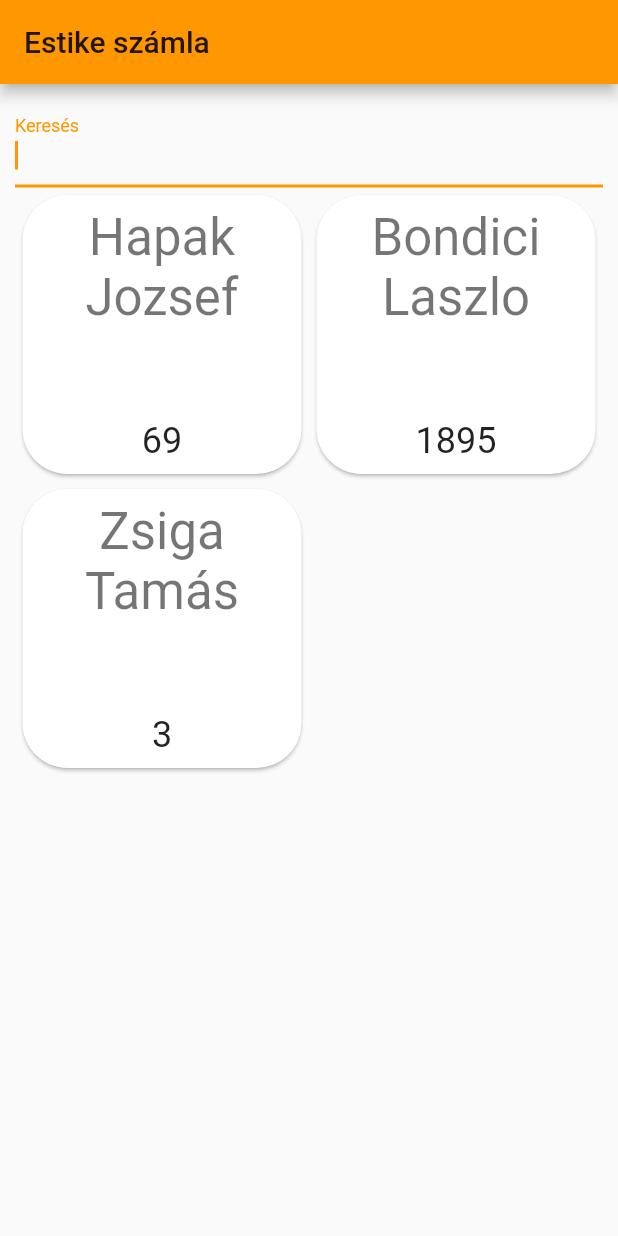
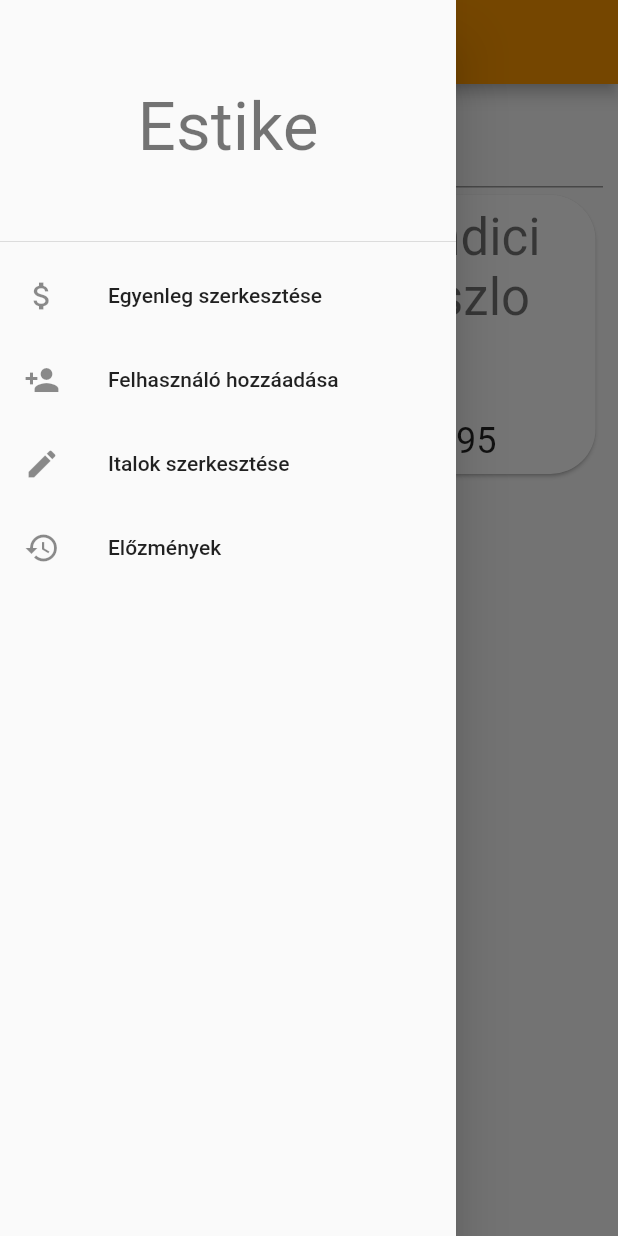
Before and after one commit to machiato32/estike, a Flutter app: the screen it shows after launch, with the side drawer open (before the commit the screen has no drawer), on a phone screen of 412 x 824 dp. Run offline on Flutter 3.47's test engine with Material 2 defaults, Android fonts, the phone set to English and light mode, and no system bars; our stand-ins replace sqflite; accounts and stored records are empty.

```diff
--- /dev/null
+++ b/lib/config.dart
@@ -0,0 +1 @@
+bool isOnline = false;
--- a/lib/main.dart
+++ b/lib/main.dart
@@ -1,24 +1,43 @@
-import 'package:estike/user.dart';
-import 'package:estike/user_card.dart';
+import 'package:flutter/foundation.dart';
 import 'package:flutter/material.dart';
-import 'package:flutter/services.dart';
-import 'drink_page.dart';
+import 'package:sqflite/sqflite.dart';
+import 'search_person_page.dart';
+import 'package:flutter/widgets.dart';
+import 'database_helper.dart';
+import 'drink.dart';
+import 'package:path/path.dart';
 
-void main() {
+void main() async {
+  WidgetsFlutterBinding.ensureInitialized();
+  if (!kIsWeb) {
+    await DatabaseHelper.instance.initDatabase();
+    //'seeder'
+    List<Drink> drinks = [
+      Drink('Soproni 1895', 300, DrinkType.beer),
+      Drink('Soproni', 280, DrinkType.beer),
+      Drink('Heineken', 320, DrinkType.beer),
+      Drink('Soproni meggy', 350, DrinkType.beer),
+      Drink('Bak', 300, DrinkType.beer),
+      Drink('Estike koktel', 800, DrinkType.cocktail),
+    ];
+    for (Drink drink in drinks) {
+      drink.insert();
+    }
+    //'seeder ends'
+    initDrinks();
+    // deleteDatabase(join(await getDatabasesPath(), 'estike_database.db'));
+  }
+
   runApp(MyApp());
 }
 
 class MyApp extends StatelessWidget {
-  // This widget is the root of your application.
   @override
   Widget build(BuildContext context) {
     return MaterialApp(
       title: 'Flutter Demo',
       theme: ThemeData(
         primarySwatch: Colors.orange,
-        // textTheme: TextTheme(
-        //   headline6:
-        // ),
         cardTheme: CardTheme(
           margin: EdgeInsets.all(5),
           shape: RoundedRectangleBorder(
@@ -28,96 +47,8 @@ class MyApp extends StatelessWidget {
       ),
       initialRoute: '/',
       routes: {
-        '/': (context) => MyHomePage(title: 'Estike számla'),
-        // '/drink_page': (context) => DrinkPage(),
+        '/': (context) => SearchPersonPage(title: 'Estike számla'),
       },
     );
   }
 }
-
-class MyHomePage extends StatefulWidget {
-  MyHomePage({Key? key, required this.title}) : super(key: key);
-  final String title;
-
-  @override
-  _MyHomePageState createState() => _MyHomePageState();
-}
-
-class _MyHomePageState extends State<MyHomePage> {
-  String searchWord = '';
-  TextEditingController controller = TextEditingController();
-  @override
-  Widget build(BuildContext context) {
-    return Scaffold(
-      appBar: AppBar(
-        title: Text(widget.title),
-      ),
-      body: _generateBody(),
-    );
-  }
-
-  void resetTextFiled() {
-    setState(() {
-      controller.clear();
-      searchWord = '';
-    });
-  }
-
-  Widget _generateBody() {
-    return ListView(
-      shrinkWrap: true,
-      padding: EdgeInsets.all(10),
-      children: [
-        TextField(
-          onChanged: (value) {
-            setState(() {
-              searchWord = value;
-            });
-          },
-          autofocus: true,
-          controller: controller,
-          decoration: InputDecoration(
-            labelText: 'Keresés',
-          ),
-        ),
-        _generateGrid(),
-      ],
-    );
-  }
-
-  Widget _generateGrid() {
-    List<User> users = allUsers;
-    if (searchWord != "") {
-      users = allUsers
-          .where((element) =>
-              element.id.toString().contains(searchWord) ||
-              element.name.toLowerCase().contains(searchWord.toLowerCase()))
-          .toList();
-    }
-    if (users.length == 0) return Container();
-    double width = MediaQuery.of(context).size.width;
-    bool small = false;
-    int count = (width / 200).floor();
-    if (width < 400) {
-      small = true;
-      count = (width / 150).floor();
-    }
-    return GridView.count(
-      physics: NeverScrollableScrollPhysics(),
-      shrinkWrap: true,
-      crossAxisCount: count,
-      children: users.map<Widget>(
-        (e) {
-          FocusNode node = FocusNode();
-          // nodes.add(node);
-          return UserCard(
-            resetTextField: resetTextFiled,
-            // node: node,
-            user: e,
-            small: small,
-          );
-        },
-      ).toList(),
-    );
-  }
-}
--- /dev/null
+++ b/lib/search_person_page.dart
@@ -0,0 +1,144 @@
+import 'package:flutter/material.dart';
+
+import 'add_user_page.dart';
+import 'user.dart';
+import 'user_card.dart';
+
+class SearchPersonPage extends StatefulWidget {
+  SearchPersonPage({Key? key, required this.title}) : super(key: key);
+  final String title;
+
+  @override
+  _SearchPersonPageState createState() => _SearchPersonPageState();
+}
+
+class _SearchPersonPageState extends State<SearchPersonPage> {
+  String searchWord = '';
+  TextEditingController controller = TextEditingController();
+  @override
+  Widget build(BuildContext context) {
+    return Scaffold(
+      drawer: Drawer(
+        child: ListView(
+          children: [
+            DrawerHeader(
+              child: Center(
+                child: Text(
+                  'Estike',
+                  style: Theme.of(context).textTheme.headline3,
+                ),
+              ),
+            ),
+            ListTile(
+              leading: Icon(
+                Icons.attach_money,
+              ),
+              title: Text(
+                "Egyenleg szerkesztése",
+              ),
+              onTap: () {},
+            ),
+            ListTile(
+              leading: Icon(
+                Icons.person_add,
+              ),
+              title: Text(
+                "Felhasználó hozzáadása",
+              ),
+              onTap: () {
+                Navigator.of(context).push(
+                    MaterialPageRoute(builder: (context) => AddUserPage()));
+              },
+            ),
+            ListTile(
+              leading: Icon(
+                Icons.edit,
+              ),
+              title: Text(
+                "Italok szerkesztése",
+              ),
+              onTap: () {},
+            ),
+            ListTile(
+              leading: Icon(
+                Icons.history,
+              ),
+              title: Text(
+                "Előzmények",
+              ),
+              onTap: () {},
+            ),
+          ],
+        ),
+      ),
+      appBar: AppBar(
+        title: Text(widget.title),
+      ),
+      body: _generateBody(),
+    );
+  }
+
+  void resetTextFiled() {
+    setState(() {
+      controller.clear();
+      searchWord = '';
+    });
+  }
+
+  Widget _generateBody() {
+    return ListView(
+      shrinkWrap: true,
+      padding: EdgeInsets.all(10),
+      children: [
+        TextField(
+          onChanged: (value) {
+            setState(() {
+              searchWord = value;
+            });
+          },
+          controller: controller,
+          decoration: InputDecoration(
+            labelText: 'Keresés',
+          ),
+        ),
+        _generateGrid(),
+      ],
+    );
+  }
+
+  Widget _generateGrid() {
+    List<User> users = allUsers;
+    if (searchWord != "") {
+      users = allUsers
+          .where((element) =>
+              element.id.toString().contains(searchWord) ||
+              element.name.toLowerCase().contains(searchWord.toLowerCase()))
+          .toList();
+    }
+    if (users.length == 0) return Container();
+    double width = MediaQuery.of(context).size.width;
+    bool small = false;
+    int count = (width / 200).floor();
+    if (width < 400) {
+      small = true;
+      count = (width / 150).floor();
+    }
+    return GridView.count(
+      physics: NeverScrollableScrollPhysics(),
+      shrinkWrap: true,
+      crossAxisCount: count,
+      children: users.map<Widget>(
+        (e) {
+          FocusNode node = FocusNode();
+          // nodes.add(node);
+          return UserCard(
+            resetTextField: resetTextFiled,
+            // node: node,
+            user: e,
+            small: small,
+          );
+        },
+      ).toList(),
+    );
+  }
+}
--- a/lib/user.dart
+++ b/lib/user.dart
@@ -3,8 +3,9 @@ import 'drink.dart';
 class User {
   String name;
   int id;
+  int balance;
   Map<Drink, int> drinksBought = {};
-  User(this.name, this.id);
+  User(this.name, this.id, this.balance);
   void addBoughtDrink(Drink drink, {int number = 1}) {
     if (drinksBought.containsKey(drink)) {
       drinksBought[drink] = drinksBought[drink]! + number;
@@ -15,10 +16,10 @@ class User {
 }
 
 List<User> allUsers = [
-  User('Hapak Jozsef', 69),
-  User('Bondici Laszlo', 1895),
-  User('Zsiga Tamás', 3)
+  User('Hapak Jozsef', 69, 0),
+  User('Bondici Laszlo', 1895, 1500),
+  User('Zsiga Tamás', 3, -3000)
 ]; //TODO from save
-addUser(String name, int id) {
-  allUsers.add(User(name, id));
+addUser(String name, int id, {int balance = 0}) {
+  allUsers.add(User(name, id, balance));
 }
--- a/pubspec.yaml
+++ b/pubspec.yaml
@@ -23,6 +23,8 @@ environment:
 dependencies:
   flutter:
     sdk: flutter
+  sqflite: ^2.0.0+3
+  path: ^1.8.0
 
   # The following adds the Cupertino Icons font to your application.
   # Use with the CupertinoIcons class for iOS style icons.
```
Also changed, not shown: lib/add_user_page.dart (added, +45 -0 lines), lib/database_helper.dart (added, +74 -0 lines), lib/drink.dart (+85 -16 lines), pubspec.lock.
